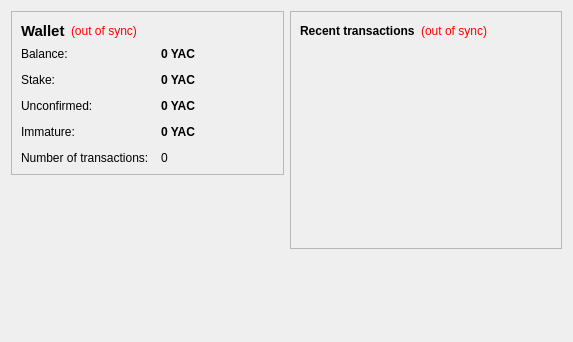
Above: src/qt/forms/overviewpage.ui from yacoin/yacoin before the change. Below: the same form after it.
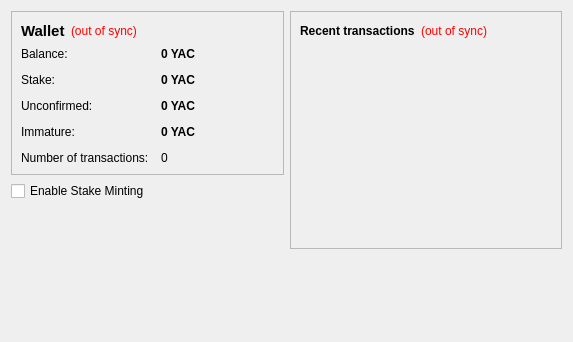
That is the form after the change.

Commit message: Stake Minting to Qt

Patch:
```diff
--- a/src/qt/forms/overviewpage.ui
+++ b/src/qt/forms/overviewpage.ui
@@ -218,6 +218,13 @@
        </layout>
       </widget>
      </item>
+     <item>
+      <widget class="QCheckBox" name="checkBox">
+       <property name="text">
+        <string>Enable Stake Minting</string>
+       </property>
+      </widget>
+     </item>
      <item>
       <spacer name="verticalSpacer">
        <property name="orientation">
```
The commit also changes 8 other files.
